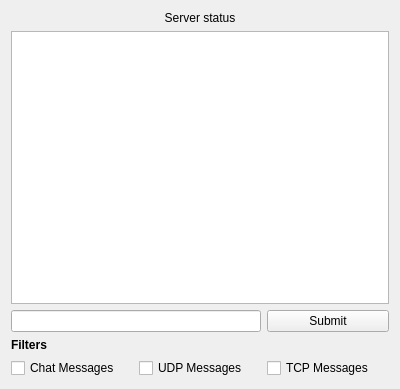
This is src/widget.ui in GeekyGamer14/LoE-PrivateServer as Qt 5 draws it before an edit. The edited form follows.
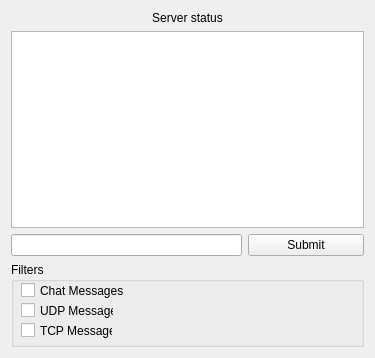
This is the edited form. Icons and pictures are not drawn.

Commit message: filters now in group box container

```diff
--- a/src/widget.ui
+++ b/src/widget.ui
@@ -6,8 +6,8 @@
    <rect>
     <x>0</x>
     <y>0</y>
-    <width>400</width>
-    <height>389</height>
+    <width>375</width>
+    <height>358</height>
    </rect>
   </property>
   <property name="windowTitle">
@@ -25,13 +25,6 @@
      </property>
     </widget>
    </item>
-   <item row="4" column="0">
-    <widget class="QCheckBox" name="chatFilter">
-     <property name="text">
-      <string>Chat Messages</string>
-     </property>
-    </widget>
-   </item>
    <item row="0" column="0" colspan="3">
     <widget class="QLabel" name="status">
      <property name="text">
@@ -52,31 +45,71 @@
      </property>
     </widget>
    </item>
-   <item row="3" column="0">
-    <widget class="QLabel" name="filterText">
-     <property name="font">
-      <font>
-       <weight>75</weight>
-       <bold>true</bold>
-      </font>
+   <item row="3" column="0" colspan="3">
+    <widget class="QGroupBox" name="groupBox">
+     <property name="sizePolicy">
+      <sizepolicy hsizetype="Expanding" vsizetype="Expanding">
+       <horstretch>0</horstretch>
+       <verstretch>0</verstretch>
+      </sizepolicy>
      </property>
-     <property name="text">
+     <property name="minimumSize">
+      <size>
+       <width>0</width>
+       <height>85</height>
+      </size>
+     </property>
+     <property name="maximumSize">
+      <size>
+       <width>16777215</width>
+       <height>85</height>
+      </size>
+     </property>
+     <property name="title">
       <string>Filters</string>
      </property>
-    </widget>
-   </item>
-   <item row="4" column="1">
-    <widget class="QCheckBox" name="udpFilter">
-     <property name="text">
-      <string>UDP Messages</string>
+     <property name="flat">
+      <bool>false</bool>
      </property>
-    </widget>
-   </item>
-   <item row="4" column="2">
-    <widget class="QCheckBox" name="tcpFilter">
-     <property name="text">
-      <string>TCP Messages</string>
-     </property>
+     <widget class="QCheckBox" name="chatFilter">
+      <property name="geometry">
+       <rect>
+        <x>10</x>
+        <y>20</y>
+        <width>185</width>
+        <height>17</height>
+       </rect>
+      </property>
+      <property name="text">
+       <string>Chat Messages</string>
+      </property>
+     </widget>
+     <widget class="QCheckBox" name="udpFilter">
+      <property name="geometry">
+       <rect>
+        <x>10</x>
+        <y>40</y>
+        <width>93</width>
+        <height>17</height>
+       </rect>
+      </property>
+      <property name="text">
+       <string>UDP Messages</string>
+      </property>
+     </widget>
+     <widget class="QCheckBox" name="tcpFilter">
+      <property name="geometry">
+       <rect>
+        <x>10</x>
+        <y>60</y>
+        <width>92</width>
+        <height>17</height>
+       </rect>
+      </property>
+      <property name="text">
+       <string>TCP Messages</string>
+      </property>
+     </widget>
     </widget>
    </item>
   </layout>
```
